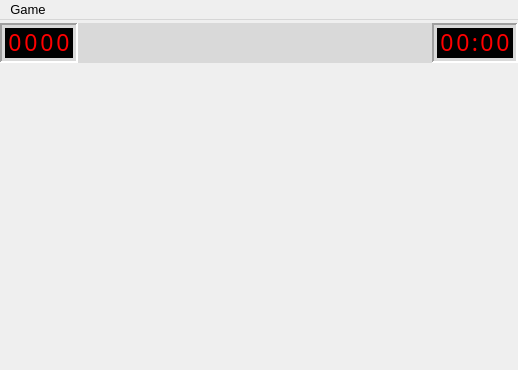
Old version of the form mainwindow.ui in the repository q-g-j/qminesweeper.
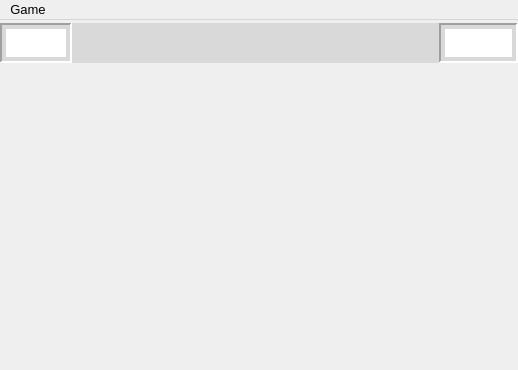
New version of the form. Icons and pictures are not drawn.

Commit message: converted font for the numbers to pngs to fix alignment

```diff
--- a/mainwindow.ui
+++ b/mainwindow.ui
@@ -88,24 +88,33 @@
 	background-color: #d9d9d9;
 }
 
-QLabel {
-	margin-top: -50;
-	margin-bottom: -50;
-    margin-left: -50;
-  	margin-right: -50;
-	font-style: normal;
-	font-size: 23px;
-	font-family: &quot;Cursed Timer ULiL&quot;;
-	color: red;
+*[class='QGraphicsView'] {
 	background-color: black;
+    border-style: inset;
+    border-width: 0px;
+    border-radius: 0px;
 }
 
-QFrame {
-	padding-left: 4;
-	padding-right: 4;
-	padding-top: 4;
-	padding-bottom: 4;
+*[class='QGraphicsView'][objectName^='minesLeft'] {	
+    border-image: url(:/icons/png/digital_0.png) 0 0 0 0 stretch stretch;
 }
+
+*[class='QGraphicsView'][objectName^='timer'] {	
+    border-image: url(:/icons/png/digital_0.png) 0 0 0 0 stretch stretch;
+}
+
+*[class='QGraphicsView'][objectName='timerColon'] {	
+    border-image: url(:/icons/png/digital_colon.png) 0 0 0 0 stretch stretch;
+}
+
+*[objectName='minesLeftWidget'] {
+	background-color: black;
+}
+
+*[objectName='timerWidget'] {
+	background-color: black;
+}
+
 </string>
       </property>
       <layout class="QHBoxLayout" name="infoBarLayout">
@@ -128,7 +137,7 @@
         <number>0</number>
        </property>
        <item>
-        <widget class="QFrame" name="labelMinesLeftFrame">
+        <widget class="QFrame" name="minesLeftFrame">
          <property name="sizePolicy">
           <sizepolicy hsizetype="Fixed" vsizetype="MinimumExpanding">
            <horstretch>0</horstretch>
@@ -137,13 +146,13 @@
          </property>
          <property name="minimumSize">
           <size>
-           <width>76</width>
+           <width>68</width>
            <height>0</height>
           </size>
          </property>
          <property name="maximumSize">
           <size>
-           <width>76</width>
+           <width>68</width>
            <height>16777215</height>
           </size>
          </property>
@@ -156,29 +165,29 @@
          <property name="lineWidth">
           <number>2</number>
          </property>
-         <layout class="QGridLayout" name="labelMinesLeftFrameLayout">
+         <layout class="QHBoxLayout" name="minesLeftFrameLayout">
+          <property name="spacing">
+           <number>0</number>
+          </property>
           <property name="sizeConstraint">
            <enum>QLayout::SetMinAndMaxSize</enum>
           </property>
           <property name="leftMargin">
-           <number>0</number>
+           <number>2</number>
           </property>
           <property name="topMargin">
-           <number>0</number>
+           <number>2</number>
           </property>
           <property name="rightMargin">
-           <number>0</number>
+           <number>2</number>
           </property>
           <property name="bottomMargin">
-           <number>0</number>
+           <number>2</number>
           </property>
-          <property name="spacing">
-           <number>0</number>
-          </property>
-          <item row="0" column="0">
-           <widget class="QWidget" name="labelMinesLeftWidget" native="true">
+          <item>
+           <widget class="QWidget" name="minesLeftWidget" native="true">
             <property name="sizePolicy">
-             <sizepolicy hsizetype="MinimumExpanding" vsizetype="MinimumExpanding">
+             <sizepolicy hsizetype="MinimumExpanding" vsizetype="Fixed">
               <horstretch>0</horstretch>
               <verstretch>0</verstretch>
              </sizepolicy>
@@ -186,21 +195,24 @@
             <property name="minimumSize">
              <size>
               <width>0</width>
-              <height>0</height>
+              <height>32</height>
              </size>
             </property>
             <property name="maximumSize">
              <size>
               <width>16777215</width>
-              <height>16777215</height>
+              <height>32</height>
              </size>
             </property>
-            <layout class="QHBoxLayout" name="labelMinesLeftWidgetLayout">
+            <property name="styleSheet">
+             <string notr="true"/>
+            </property>
+            <layout class="QHBoxLayout" name="minesLeftLayout">
              <property name="spacing">
               <number>0</number>
              </property>
              <property name="sizeConstraint">
-              <enum>QLayout::SetMinAndMaxSize</enum>
+              <enum>QLayout::SetDefaultConstraint</enum>
              </property>
              <property name="leftMargin">
               <number>0</number>
@@ -215,7 +227,7 @@
               <number>0</number>
              </property>
              <item>
-              <widget class="QLabel" name="labelMinesLeftSpacerLeft">
+              <widget class="QLabel" name="minesLeftSpacerLeft">
                <property name="sizePolicy">
                 <sizepolicy hsizetype="Fixed" vsizetype="MinimumExpanding">
                  <horstretch>0</horstretch>
@@ -237,7 +249,6 @@
                <property name="font">
                 <font>
                  <family>Cursed Timer ULiL</family>
-                 <pointsize>-1</pointsize>
                  <italic>false</italic>
                  <stylestrategy>PreferAntialias</stylestrategy>
                  <kerning>true</kerning>
@@ -255,170 +266,131 @@
               </widget>
              </item>
              <item>
-              <widget class="QLabel" name="labelMinesLeftThousands">
+              <widget class="QGraphicsView" name="minesLeftThousands">
                <property name="sizePolicy">
-                <sizepolicy hsizetype="Fixed" vsizetype="MinimumExpanding">
+                <sizepolicy hsizetype="Fixed" vsizetype="Fixed">
                  <horstretch>0</horstretch>
                  <verstretch>0</verstretch>
                 </sizepolicy>
                </property>
                <property name="minimumSize">
                 <size>
-                 <width>16</width>
-                 <height>0</height>
+                 <width>15</width>
+                 <height>28</height>
                 </size>
                </property>
                <property name="maximumSize">
                 <size>
-                 <width>16</width>
-                 <height>16777215</height>
+                 <width>15</width>
+                 <height>28</height>
                 </size>
                </property>
-               <property name="font">
-                <font>
-                 <family>Cursed Timer ULiL</family>
-                 <pointsize>-1</pointsize>
-                 <italic>false</italic>
-                 <stylestrategy>PreferAntialias</stylestrategy>
-                 <kerning>true</kerning>
-                </font>
+               <property name="frameShape">
+                <enum>QFrame::NoFrame</enum>
                </property>
-               <property name="text">
-                <string>0</string>
+               <property name="frameShadow">
+                <enum>QFrame::Plain</enum>
                </property>
-               <property name="alignment">
-                <set>Qt::AlignBottom|Qt::AlignHCenter</set>
+               <property name="interactive">
+                <bool>false</bool>
                </property>
-               <property name="indent">
-                <number>0</number>
-               </property>
               </widget>
              </item>
              <item>
-              <widget class="QLabel" name="labelMinesLeftHundreds">
+              <widget class="QGraphicsView" name="minesLeftHundreds">
                <property name="sizePolicy">
-                <sizepolicy hsizetype="Fixed" vsizetype="MinimumExpanding">
+                <sizepolicy hsizetype="Fixed" vsizetype="Fixed">
                  <horstretch>0</horstretch>
                  <verstretch>0</verstretch>
                 </sizepolicy>
                </property>
                <property name="minimumSize">
                 <size>
-                 <width>16</width>
-                 <height>0</height>
+                 <width>15</width>
+                 <height>28</height>
                 </size>
                </property>
                <property name="maximumSize">
                 <size>
-                 <width>16</width>
-                 <height>16777215</height>
+                 <width>15</width>
+                 <height>28</height>
                 </size>
                </property>
-               <property name="font">
-                <font>
-                 <family>Cursed Timer ULiL</family>
-                 <pointsize>-1</pointsize>
-                 <italic>false</italic>
-                 <stylestrategy>PreferAntialias</stylestrategy>
-                 <kerning>true</kerning>
-                </font>
+               <property name="frameShape">
+                <enum>QFrame::NoFrame</enum>
                </property>
-               <property name="text">
-                <string>0</string>
+               <property name="frameShadow">
+                <enum>QFrame::Plain</enum>
                </property>
-               <property name="alignment">
-                <set>Qt::AlignBottom|Qt::AlignHCenter</set>
+               <property name="interactive">
+                <bool>false</bool>
                </property>
-               <property name="indent">
-                <number>0</number>
-               </property>
               </widget>
              </item>
              <item>
-              <widget class="QLabel" name="labelMinesLeftTens">
+              <widget class="QGraphicsView" name="minesLeftTens">
                <property name="sizePolicy">
-                <sizepolicy hsizetype="Fixed" vsizetype="MinimumExpanding">
+                <sizepolicy hsizetype="Fixed" vsizetype="Fixed">
                  <horstretch>0</horstretch>
                  <verstretch>0</verstretch>
                 </sizepolicy>
                </property>
                <property name="minimumSize">
                 <size>
-                 <width>16</width>
-                 <height>0</height>
+                 <width>15</width>
+                 <height>28</height>
                 </size>
                </property>
                <property name="maximumSize">
                 <size>
-                 <width>16</width>
-                 <height>16777215</height>
+                 <width>15</width>
+                 <height>28</height>
                 </size>
                </property>
-               <property name="font">
-                <font>
-                 <family>Cursed Timer ULiL</family>
-                 <pointsize>-1</pointsize>
-                 <italic>false</italic>
-                 <stylestrategy>PreferAntialias</stylestrategy>
-                 <kerning>true</kerning>
-                </font>
+               <property name="frameShape">
+                <enum>QFrame::NoFrame</enum>
                </property>
-               <property name="text">
-                <string>0</string>
+               <property name="frameShadow">
+                <enum>QFrame::Plain</enum>
                </property>
-               <property name="alignment">
-                <set>Qt::AlignBottom|Qt::AlignHCenter</set>
+               <property name="interactive">
+                <bool>false</bool>
                </property>
-               <property name="indent">
-                <number>0</number>
-               </property>
               </widget>
              </item>
              <item>
-              <widget class="QLabel" name="labelMinesLeftOnes">
+              <widget class="QGraphicsView" name="minesLeftOnes">
                <property name="sizePolicy">
-                <sizepolicy hsizetype="Fixed" vsizetype="MinimumExpanding">
+                <sizepolicy hsizetype="Fixed" vsizetype="Fixed">
                  <horstretch>0</horstretch>
                  <verstretch>0</verstretch>
                 </sizepolicy>
                </property>
                <property name="minimumSize">
                 <size>
-                 <width>16</width>
-                 <height>0</height>
+                 <width>15</width>
+                 <height>28</height>
                 </size>
                </property>
                <property name="maximumSize">
                 <size>
-                 <width>16</width>
-                 <height>16777215</height>
+                 <width>15</width>
+                 <height>28</height>
                 </size>
                </property>
-               <property name="font">
-                <font>
-                 <family>Cursed Timer ULiL</family>
-                 <pointsize>-1</pointsize>
-                 <italic>false</italic>
-                 <stylestrategy>PreferAntialias</stylestrategy>
-                 <kerning>true</kerning>
-                </font>
+               <property name="frameShape">
+                <enum>QFrame::NoFrame</enum>
                </property>
-               <property name="layoutDirection">
-                <enum>Qt::LeftToRight</enum>
+               <property name="frameShadow">
+                <enum>QFrame::Plain</enum>
                </property>
-               <property name="text">
-                <string>0</string>
+               <property name="interactive">
+                <bool>false</bool>
                </property>
-               <property name="alignment">
-                <set>Qt::AlignBottom|Qt::AlignHCenter</set>
-               </property>
-               <property name="indent">
-                <number>0</number>
-               </property>
               </widget>
              </item>
              <item>
-              <widget class="QLabel" name="labelMinesLeftSpacerRight">
+              <widget class="QLabel" name="minesLeftSpacerRight">
                <property name="sizePolicy">
                 <sizepolicy hsizetype="Fixed" vsizetype="MinimumExpanding">
                  <horstretch>0</horstretch>
@@ -440,7 +412,6 @@
                <property name="font">
                 <font>
                  <family>Cursed Timer ULiL</family>
-                 <pointsize>-1</pointsize>
                  <italic>false</italic>
                  <stylestrategy>PreferAntialias</stylestrategy>
                  <kerning>true</kerning>
@@ -557,13 +528,13 @@
          </property>
          <property name="minimumSize">
           <size>
-           <width>84</width>
+           <width>75</width>
            <height>0</height>
           </size>
          </property>
          <property name="maximumSize">
           <size>
-           <width>84</width>
+           <width>75</width>
            <height>16777215</height>
           </size>
          </property>
@@ -576,29 +547,29 @@
          <property name="lineWidth">
           <number>2</number>
          </property>
-         <layout class="QGridLayout" name="timerFrameLayout">
+         <layout class="QHBoxLayout" name="timerFrameLayout">
+          <property name="spacing">
+           <number>0</number>
+          </property>
           <property name="sizeConstraint">
            <enum>QLayout::SetMinAndMaxSize</enum>
           </property>
           <property name="leftMargin">
-           <number>0</number>
+           <number>2</number>
           </property>
           <property name="topMargin">
-           <number>0</number>
+           <number>2</number>
           </property>
           <property name="rightMargin">
-           <number>0</number>
+           <number>2</number>
           </property>
           <property name="bottomMargin">
-           <number>0</number>
+           <number>2</number>
           </property>
-          <property name="spacing">
-           <number>0</number>
-          </property>
-          <item row="0" column="0">
+          <item>
            <widget class="QWidget" name="timerWidget" native="true">
             <property name="sizePolicy">
-             <sizepolicy hsizetype="MinimumExpanding" vsizetype="MinimumExpanding">
+             <sizepolicy hsizetype="MinimumExpanding" vsizetype="Fixed">
               <horstretch>0</horstretch>
               <verstretch>0</verstretch>
              </sizepolicy>
@@ -606,13 +577,13 @@
             <property name="minimumSize">
              <size>
               <width>0</width>
-              <height>0</height>
+              <height>32</height>
              </size>
             </property>
             <property name="maximumSize">
              <size>
               <width>16777215</width>
-              <height>16777215</height>
+              <height>32</height>
              </size>
             </property>
             <layout class="QHBoxLayout" name="timerWidgetLayout" stretch="0,0,0,0,0,0,0">
@@ -620,7 +591,7 @@
               <number>0</number>
              </property>
              <property name="sizeConstraint">
-              <enum>QLayout::SetMinAndMaxSize</enum>
+              <enum>QLayout::SetDefaultConstraint</enum>
              </property>
              <property name="leftMargin">
               <number>0</number>
@@ -657,7 +628,6 @@
                <property name="font">
                 <font>
                  <family>Cursed Timer ULiL</family>
-                 <pointsize>-1</pointsize>
                  <italic>false</italic>
                  <stylestrategy>PreferAntialias</stylestrategy>
                  <kerning>true</kerning>
@@ -675,218 +645,158 @@
               </widget>
              </item>
              <item>
-              <widget class="QLabel" name="timerTenMinutes">
+              <widget class="QGraphicsView" name="timerTenMinutes">
                <property name="sizePolicy">
-                <sizepolicy hsizetype="Fixed" vsizetype="MinimumExpanding">
+                <sizepolicy hsizetype="Fixed" vsizetype="Fixed">
                  <horstretch>0</horstretch>
                  <verstretch>0</verstretch>
                 </sizepolicy>
                </property>
                <property name="minimumSize">
                 <size>
-                 <width>16</width>
-                 <height>0</height>
+                 <width>15</width>
+                 <height>28</height>
                 </size>
                </property>
                <property name="maximumSize">
                 <size>
-                 <width>16</width>
-                 <height>16777215</height>
+                 <width>15</width>
+                 <height>28</height>
                 </size>
                </property>
-               <property name="font">
-                <font>
-                 <family>Cursed Timer ULiL</family>
-                 <pointsize>-1</pointsize>
-                 <italic>false</italic>
-                 <stylestrategy>PreferAntialias</stylestrategy>
-                 <kerning>true</kerning>
-                </font>
+               <property name="frameShape">
+                <enum>QFrame::NoFrame</enum>
                </property>
-               <property name="text">
-                <string>0</string>
+               <property name="frameShadow">
+                <enum>QFrame::Plain</enum>
                </property>
-               <property name="scaledContents">
+               <property name="interactive">
                 <bool>false</bool>
                </property>
-               <property name="alignment">
-                <set>Qt::AlignBottom|Qt::AlignHCenter</set>
-               </property>
-               <property name="indent">
-                <number>0</number>
-               </property>
               </widget>
              </item>
              <item>
-              <widget class="QLabel" name="timerMinutes">
+              <widget class="QGraphicsView" name="timerMinutes">
                <property name="sizePolicy">
-                <sizepolicy hsizetype="Fixed" vsizetype="MinimumExpanding">
+                <sizepolicy hsizetype="Fixed" vsizetype="Fixed">
                  <horstretch>0</horstretch>
                  <verstretch>0</verstretch>
                 </sizepolicy>
                </property>
                <property name="minimumSize">
                 <size>
-                 <width>16</width>
-                 <height>0</height>
+                 <width>15</width>
+                 <height>28</height>
                 </size>
                </property>
                <property name="maximumSize">
                 <size>
-                 <width>16</width>
-                 <height>16777215</height>
+                 <width>15</width>
+                 <height>28</height>
                 </size>
                </property>
-               <property name="font">
-                <font>
-                 <family>Cursed Timer ULiL</family>
-                 <pointsize>-1</pointsize>
-                 <italic>false</italic>
-                 <stylestrategy>PreferAntialias</stylestrategy>
-                 <kerning>true</kerning>
-                </font>
+               <property name="frameShape">
+                <enum>QFrame::NoFrame</enum>
                </property>
-               <property name="text">
-                <string>0</string>
+               <property name="frameShadow">
+                <enum>QFrame::Plain</enum>
                </property>
-               <property name="scaledContents">
+               <property name="interactive">
                 <bool>false</bool>
                </property>
-               <property name="alignment">
-                <set>Qt::AlignBottom|Qt::AlignHCenter</set>
-               </property>
-               <property name="indent">
-                <number>0</number>
-               </property>
               </widget>
              </item>
              <item>
-              <widget class="QLabel" name="timerColon">
+              <widget class="QGraphicsView" name="timerColon">
                <property name="sizePolicy">
-                <sizepolicy hsizetype="Fixed" vsizetype="MinimumExpanding">
+                <sizepolicy hsizetype="Fixed" vsizetype="Fixed">
                  <horstretch>0</horstretch>
                  <verstretch>0</verstretch>
                 </sizepolicy>
                </property>
                <property name="minimumSize">
                 <size>
-                 <width>8</width>
-                 <height>0</height>
+                 <width>7</width>
+                 <height>28</height>
                 </size>
                </property>
                <property name="maximumSize">
                 <size>
-                 <width>8</width>
-                 <height>16777215</height>
+                 <width>7</width>
+                 <height>28</height>
                 </size>
                </property>
-               <property name="font">
-                <font>
-                 <family>Cursed Timer ULiL</family>
-                 <pointsize>-1</pointsize>
-                 <italic>false</italic>
-                 <stylestrategy>PreferAntialias</stylestrategy>
-                 <kerning>true</kerning>
-                </font>
+               <property name="frameShape">
+                <enum>QFrame::NoFrame</enum>
                </property>
-               <property name="text">
-                <string>:</string>
+               <property name="frameShadow">
+                <enum>QFrame::Plain</enum>
                </property>
-               <property name="alignment">
-                <set>Qt::AlignBottom|Qt::AlignHCenter</set>
+               <property name="interactive">
+                <bool>false</bool>
                </property>
-               <property name="indent">
-                <number>0</number>
-               </property>
               </widget>
              </item>
              <item>
-              <widget class="QLabel" name="timerTenSeconds">
+              <widget class="QGraphicsView" name="timerTenSeconds">
                <property name="sizePolicy">
-                <sizepolicy hsizetype="Fixed" vsizetype="MinimumExpanding">
+                <sizepolicy hsizetype="Fixed" vsizetype="Fixed">
                  <horstretch>0</horstretch>
                  <verstretch>0</verstretch>
                 </sizepolicy>
                </property>
                <property name="minimumSize">
                 <size>
-                 <width>16</width>
-                 <height>0</height>
+                 <width>15</width>
+                 <height>28</height>
                 </size>
                </property>
                <property name="maximumSize">
                 <size>
-                 <width>8</width>
-                 <height>16777215</height>
+                 <width>15</width>
+                 <height>28</height>
                 </size>
                </property>
-               <property name="font">
-                <font>
-                 <family>Cursed Timer ULiL</family>
-                 <pointsize>-1</pointsize>
-                 <italic>false</italic>
-                 <stylestrategy>PreferAntialias</stylestrategy>
-                 <kerning>true</kerning>
-                </font>
+               <property name="frameShape">
+                <enum>QFrame::NoFrame</enum>
                </property>
-               <property name="text">
-                <string>0</string>
+               <property name="frameShadow">
+                <enum>QFrame::Plain</enum>
                </property>
-               <property name="scaledContents">
+               <property name="interactive">
                 <bool>false</bool>
                </property>
-               <property name="alignment">
-                <set>Qt::AlignBottom|Qt::AlignHCenter</set>
-               </property>
-               <property name="indent">
-                <number>0</number>
-               </property>
               </widget>
              </item>
              <item>
-              <widget class="QLabel" name="timerSeconds">
+              <widget class="QGraphicsView" name="timerSeconds">
                <property name="sizePolicy">
-                <sizepolicy hsizetype="Fixed" vsizetype="MinimumExpanding">
+                <sizepolicy hsizetype="Fixed" vsizetype="Fixed">
                  <horstretch>0</horstretch>
                  <verstretch>0</verstretch>
                 </sizepolicy>
                </property>
                <property name="minimumSize">
                 <size>
-                 <width>16</width>
-                 <height>0</height>
+                 <width>15</width>
+                 <height>28</height>
                 </size>
                </property>
                <property name="maximumSize">
                 <size>
-                 <width>16</width>
-                 <height>16777215</height>
+                 <width>15</width>
+                 <height>28</height>
                 </size>
                </property>
-               <property name="font">
-                <font>
-                 <family>Cursed Timer ULiL</family>
-                 <pointsize>-1</pointsize>
-                 <italic>false</italic>
-                 <stylestrategy>PreferAntialias</stylestrategy>
-                 <kerning>true</kerning>
-                </font>
+               <property name="frameShape">
+                <enum>QFrame::NoFrame</enum>
                </property>
-               <property name="layoutDirection">
-                <enum>Qt::LeftToRight</enum>
+               <property name="frameShadow">
+                <enum>QFrame::Plain</enum>
                </property>
-               <property name="text">
-                <string>0</string>
-               </property>
-               <property name="scaledContents">
+               <property name="interactive">
                 <bool>false</bool>
                </property>
-               <property name="alignment">
-                <set>Qt::AlignBottom|Qt::AlignHCenter</set>
-               </property>
-               <property name="indent">
-                <number>0</number>
-               </property>
               </widget>
              </item>
              <item>
@@ -912,7 +822,6 @@
                <property name="font">
                 <font>
                  <family>Cursed Timer ULiL</family>
-                 <pointsize>-1</pointsize>
                  <italic>false</italic>
                  <stylestrategy>PreferAntialias</stylestrategy>
                  <kerning>true</kerning>
```
The commit also changes 31 other files.
